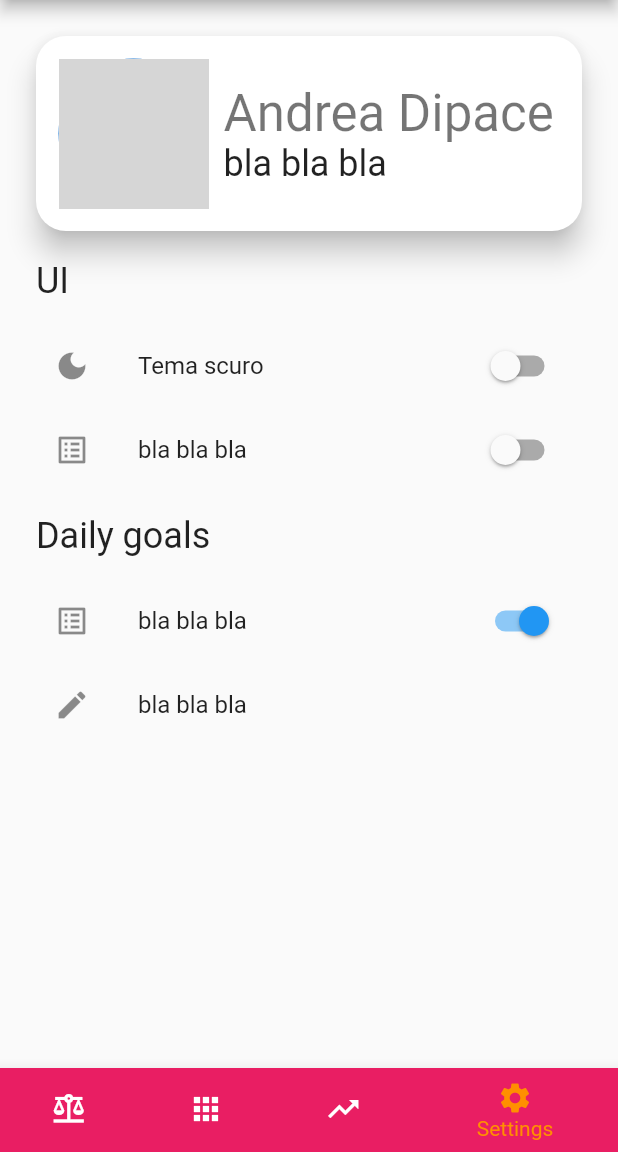
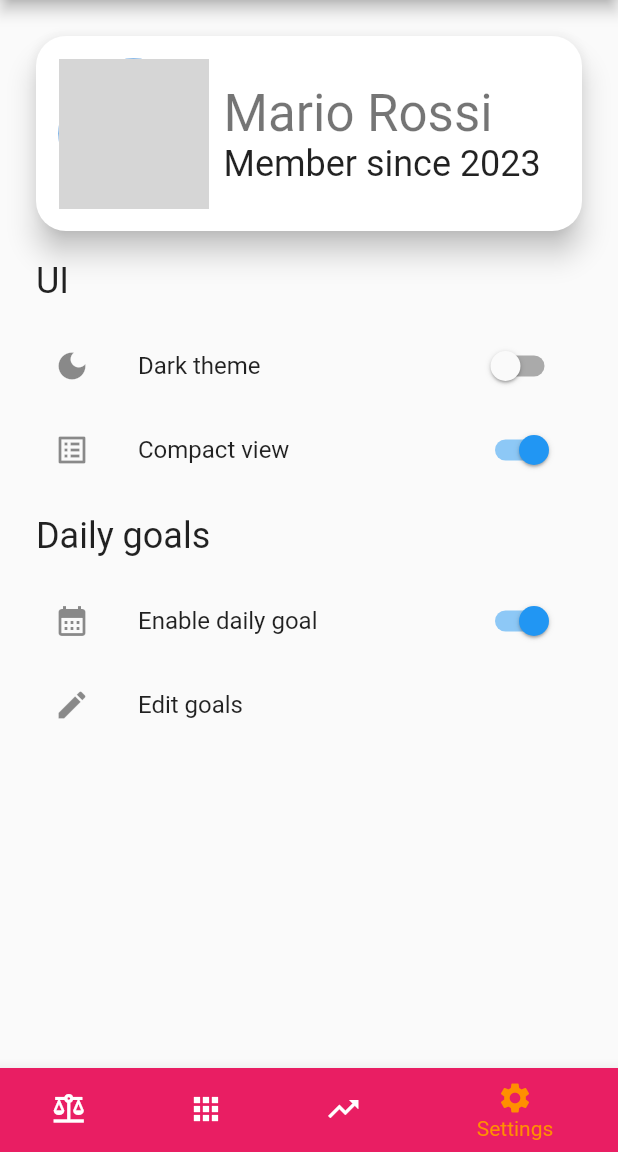
Before and after one commit to ict-fitflow/app, a Flutter app: the screen it shows after launch, item 4 of the bottom bar chosen, on a phone screen of 412 x 824 dp, the part 84-1236 px from its top. Run offline on Flutter 3.47's test engine with Material 2 defaults, Android fonts, the light colour scheme and no system bars; our stand-ins replace fl_chart; missing offline and left inert: flutter_picker; network calls fail; grey boxes are pictures that could not be loaded.

Commit message:
feat(settings): improved options

```diff
--- a/lib/ui/tabs/pour.dart
+++ b/lib/ui/tabs/pour.dart
@@ -3,7 +3,6 @@ import 'package:fitflow/class/pouring_config.dart';
 import 'package:fitflow/mocks/pouring_config.dart';
 import 'package:fitflow/ui/pages/manage_timer.dart';
 import 'package:fitflow/ui/pages/pouring.dart';
-import 'package:fitflow/ui/pages/testanimation.dart';
 import 'package:flutter/material.dart';
 import 'package:flutter_picker/flutter_picker.dart';
 
--- a/lib/ui/tabs/settings.dart
+++ b/lib/ui/tabs/settings.dart
@@ -8,6 +8,10 @@ class SettingsTab extends StatefulWidget {
 }
 
 class _SettingsTabState extends State<SettingsTab> {
+  bool _compact_view = true;
+  bool _dark_mode = false;
+  bool _daily_goals = true;
+
   @override
   Widget build(BuildContext context) {
     return ListView(
@@ -24,7 +28,7 @@ class _SettingsTabState extends State<SettingsTab> {
                 const CircleAvatar(
                   radius: 50,
                   backgroundImage: NetworkImage(
-                      'https://flutter.github.io/assets-for-api-docs/assets/widgets/owl.jpg'
+                      'https://i.guim.co.uk/img/media/8dd989f70bc471a8dd2970d87c5338501bb88af1/142_217_3250_1951/master/3250.jpg?width=1200&height=1200&quality=85&auto=format&fit=crop&s=98149160ba44c2da042cd76503c05c40'
                   ),
                 ),
                 const Padding(padding: EdgeInsets.symmetric(horizontal: 5)),
@@ -33,11 +37,11 @@ class _SettingsTabState extends State<SettingsTab> {
                   crossAxisAlignment: CrossAxisAlignment.start,
                   children: [
                     Text(
-                      "Andrea Dipace",
+                      "Mario Rossi",
                       style: Theme.of(context).textTheme.headlineMedium,
                     ),
                     Text(
-                      "bla bla bla",
+                      "Member since 2023",
                       style: Theme.of(context).textTheme.headlineSmall,
                     ),
                   ],
@@ -58,18 +62,18 @@ class _SettingsTabState extends State<SettingsTab> {
         ),
         ListTile(
           leading: const Icon(Icons.dark_mode),
-          title: const Text("Tema scuro"),
+          title: const Text("Dark theme"),
           trailing: Switch(
-              value: false,
-              onChanged: (bool t) => print('changed')
+              value: _dark_mode,
+              onChanged: _toggle_dark_mode
           ),
         ),
         ListTile(
           leading: const Icon(Icons.list_alt),
-          title: const Text("bla bla bla"),
+          title: const Text("Compact view"),
           trailing: Switch(
-              value: false,
-              onChanged: (bool t) => print('changed')
+              value: _compact_view,
+              onChanged: _toggle_compact_view
           ),
         ),
         Padding(
@@ -83,19 +87,42 @@ class _SettingsTabState extends State<SettingsTab> {
             )
         ),
         ListTile(
-          leading: const Icon(Icons.list_alt),
-          title: const Text("bla bla bla"),
+          leading: const Icon(Icons.calendar_month),
+          title: const Text("Enable daily goal"),
           trailing: Switch(
-              value: true,
-              onChanged: (bool t) => print('changed')
+              value: _daily_goals,
+              onChanged: _toggle_enable_goals
           ),
         ),
         ListTile(
           leading: const Icon(Icons.edit),
-          title: const Text("bla bla bla"),
-          onTap: () => print('changed'),
+          title: const Text("Edit goals"),
+          onTap: _edit_daily_goals,
+          enabled: _daily_goals,
         )
       ],
     );
   }
+
+  void _toggle_enable_goals(bool value) {
+    setState(() {
+      _daily_goals = value;
+    });
+  }
+
+  void _edit_daily_goals() {
+    throw UnimplementedError("Edit daily goals");
+  }
+
+  void _toggle_compact_view(bool value) {
+    setState(() {
+      _compact_view = value;
+    });
+  }
+
+  void _toggle_dark_mode(bool value) {
+    setState(() {
+      _dark_mode = value;
+    });
+  }
 }
```
Also changed, not shown: lib/ui/pages/recipe.dart (+11 -7 lines), docs/assets/fonts/MaterialIcons-Regular.otf, 3 other files.
